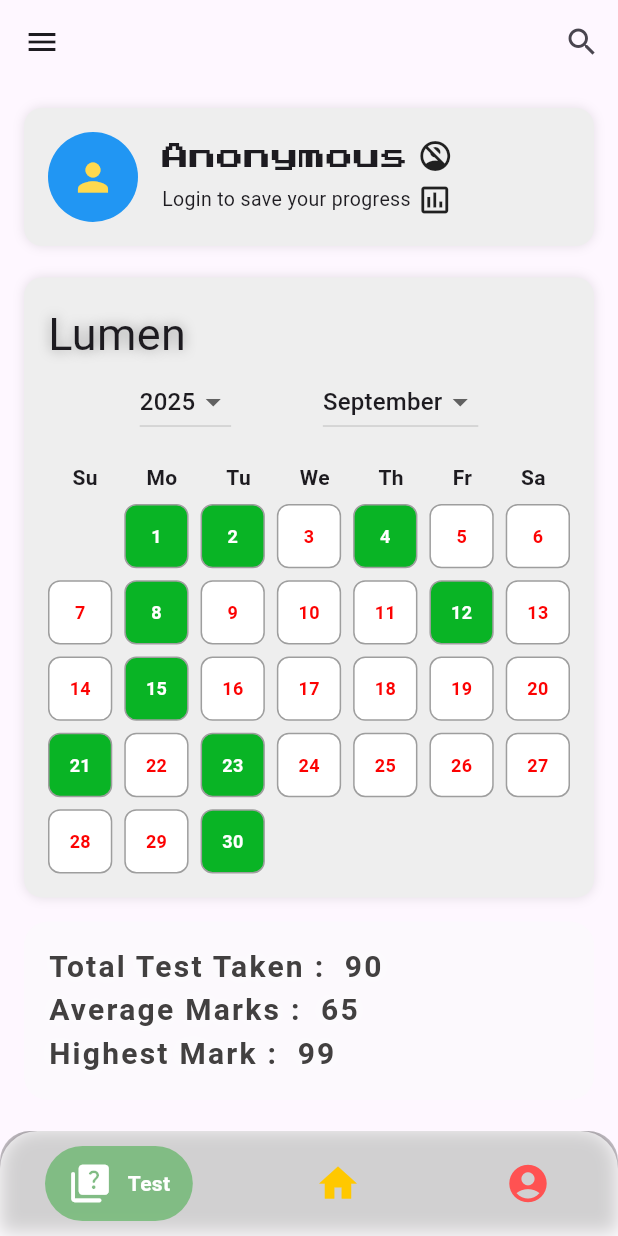
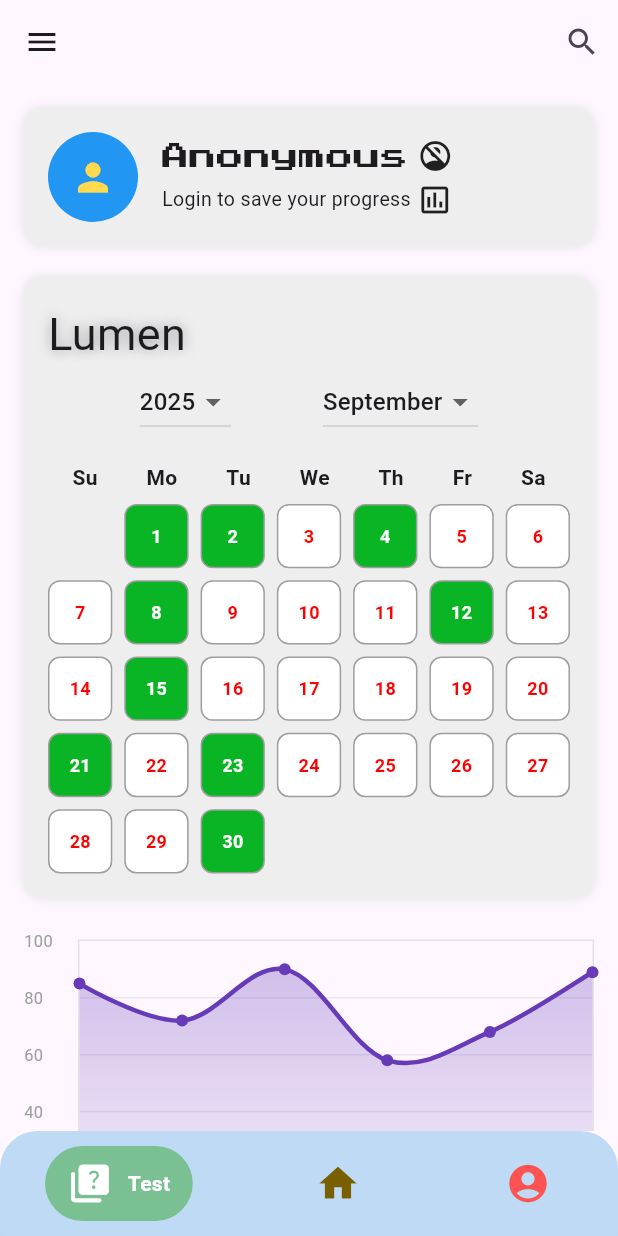
Before and after one commit to AnantKumarSingh26/SQuiz, a Flutter app: the HomeScreen screen opened directly, on a phone screen of 412 x 824 dp. Run offline on Flutter 3.47's test engine with Material 3 defaults, Android fonts, the phone set to English and light mode, and no system bars; drawn by our look-alikes of fl_chart, google_nav_bar; our stand-ins replace firebase_core, google_fonts; accounts and stored records are empty; generated files the repository leaves out were written again; Roboto replaces fonts that are missing (Viga).

Commit message:
fixed graph

```diff
--- a/lib/screens/home.dart
+++ b/lib/screens/home.dart
@@ -19,6 +19,14 @@ class _HomeScreenState extends State<HomeScreen> {
   int selectedMonth = DateTime.now().month;
 
   final List<int> completedDays = [1, 2, 4, 21, 12, 23, 30, 8, 15];
+  final List<ScorePoint> quizScores = [
+    ScorePoint(label: 'Quiz 1', score: 85),
+    ScorePoint(label: 'Quiz 2', score: 72),
+    ScorePoint(label: 'Quiz 3', score: 90),
+    ScorePoint(label: 'Quiz 7', score: 58),
+    ScorePoint(label: 'Quiz 6', score: 68),
+    ScorePoint(label: 'Quiz 5', score: 89),
+  ];
 
   Color getTabColor(int index) {
     switch (index) {
@@ -108,20 +116,33 @@ class _HomeScreenState extends State<HomeScreen> {
                 ),
               ),
               const SizedBox(height: 5),
-              const activity(),
+              const activity(), //Lumen activity whole thing
               SizedBox(height: 16),
+              QuizScoresLineChart(
+                points: quizScores,
+                minY: 0,
+                maxY: 100,
+                lineColor: Colors.deepPurple,
+                fillColor: Colors.deepPurple.withOpacity(0.3),
+                showDots: true,
+                showArea: true,
+                padding: const EdgeInsets.symmetric(
+                  horizontal: 16,
+                  vertical: 12,
+                ),
+              ),
+
+              SizedBox(height: 16),
+              // ++++---- Total test taken / Average Marks / Highest marks ----++++
               Padding(
                 padding: const EdgeInsets.symmetric(horizontal: 16),
                 child: Container(
                   alignment: Alignment.centerLeft,
                   padding: EdgeInsets.all(16),
                   decoration: BoxDecoration(
-                    color: const Color.fromARGB(
-                      255,
-                      250,
-                      250,
-                      251,
-                    ).withOpacity(0.6), // Transparent background
+                    color: const Color.fromARGB(178, 235, 175, 255).withOpacity(
+                      0.6,
+                    ), // Transparent background of the container
                     borderRadius: BorderRadius.circular(16.0),
                   ),
                   child: Text(
@@ -163,10 +184,10 @@ class _HomeScreenState extends State<HomeScreen> {
         child: Container(
           decoration: BoxDecoration(
             color: const Color.fromARGB(
-              0,
               255,
-              255,
-              255,
+              162,
+              204,
+              241,
             ).withValues(alpha: 0.7),
             borderRadius: const BorderRadius.only(
               topLeft: Radius.circular(25),
@@ -174,7 +195,12 @@ class _HomeScreenState extends State<HomeScreen> {
             ),
             boxShadow: [
               BoxShadow(
-                color: Colors.black.withValues(alpha: 0.6),
+                color: const Color.fromARGB(
+                  255,
+                  255,
+                  255,
+                  255,
+                ).withValues(alpha: 0.6),
                 blurRadius: 10,
                 offset: Offset(0, -2),
               ),
@@ -206,7 +232,7 @@ class _HomeScreenState extends State<HomeScreen> {
                 GButton(
                   icon: Icons.home,
                   text: 'Home',
-                  iconColor: Color.fromARGB(255, 255, 200, 0),
+                  iconColor: Color.fromARGB(255, 121, 95, 0),
                   iconSize: 30,
                 ),
                 GButton(
```
